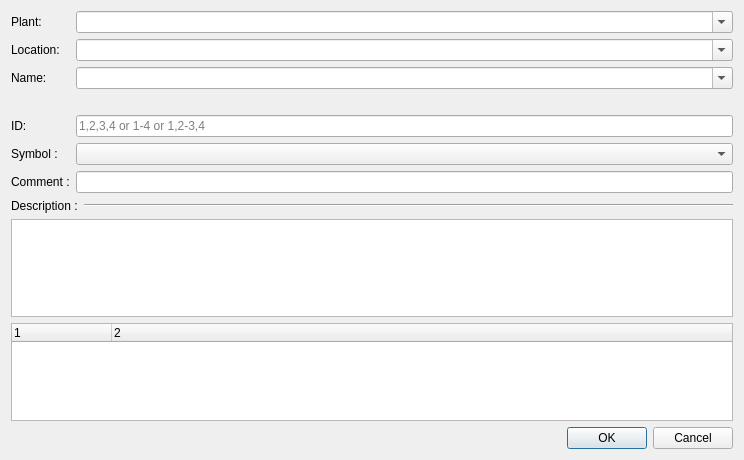
ChuckNr11/qelectrotech-source-mirror, file sources/TerminalNavigator/ui/addterminalstripdialog.ui: the form before one commit.
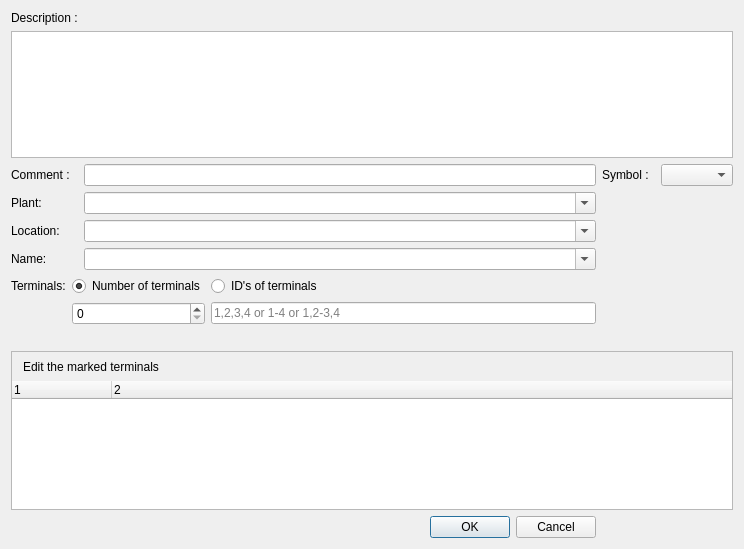
The form after the commit. Icons and pictures are not drawn.

Commit message: Terminal navigator: name the terminals of a strip by their number

```diff
--- a/sources/TerminalNavigator/ui/addterminalstripdialog.ui
+++ b/sources/TerminalNavigator/ui/addterminalstripdialog.ui
@@ -7,21 +7,73 @@
     <x>0</x>
     <y>0</y>
     <width>744</width>
-    <height>460</height>
+    <height>549</height>
    </rect>
   </property>
   <property name="windowTitle">
    <string>Add a terminal strip</string>
   </property>
-  <layout class="QGridLayout" name="gridLayout">
+  <layout class="QGridLayout" name="gridLayout_2">
    <item row="0" column="0">
+    <widget class="QLabel" name="label_4">
+     <property name="text">
+      <string>Description :</string>
+     </property>
+    </widget>
+   </item>
+   <item row="1" column="0" colspan="5">
+    <widget class="QPlainTextEdit" name="m_description_te"/>
+   </item>
+   <item row="2" column="0">
+    <widget class="QLabel" name="label_5">
+     <property name="text">
+      <string>Comment :</string>
+     </property>
+    </widget>
+   </item>
+   <item row="2" column="1">
+    <widget class="QLineEdit" name="m_comment_le"/>
+   </item>
+   <item row="2" column="2">
+    <widget class="QLabel" name="label_7">
+     <property name="text">
+      <string>Symbol :</string>
+     </property>
+    </widget>
+   </item>
+   <item row="2" column="3">
+    <widget class="QWidget" name="widget" native="true">
+     <layout class="QHBoxLayout" name="horizontalLayout">
+      <property name="leftMargin">
+       <number>0</number>
+      </property>
+      <property name="topMargin">
+       <number>0</number>
+      </property>
+      <property name="rightMargin">
+       <number>0</number>
+      </property>
+      <property name="bottomMargin">
+       <number>0</number>
+      </property>
+     </layout>
+    </widget>
+   </item>
+   <item row="2" column="4">
+    <widget class="QComboBox" name="m_symbol_cb">
+     <property name="toolTip">
+      <string>Symbol the terminals are drawn with, once they are placed on a folio. Select the terminals in the list below to give this symbol to them; with nothing selected, it becomes the symbol the terminals typed next get.</string>
+     </property>
+    </widget>
+   </item>
+   <item row="3" column="0">
     <widget class="QLabel" name="label">
      <property name="text">
       <string>Plant:</string>
      </property>
     </widget>
    </item>
-   <item row="0" column="1">
+   <item row="3" column="1">
     <widget class="QComboBox" name="m_installation_cb">
      <property name="editable">
       <bool>true</bool>
@@ -31,14 +83,14 @@
      </property>
     </widget>
    </item>
-   <item row="1" column="0">
+   <item row="4" column="0">
     <widget class="QLabel" name="label_2">
      <property name="text">
       <string>Location:</string>
      </property>
     </widget>
    </item>
-   <item row="1" column="1">
+   <item row="4" column="1">
     <widget class="QComboBox" name="m_location_cb">
      <property name="editable">
       <bool>true</bool>
@@ -48,14 +100,14 @@
      </property>
     </widget>
    </item>
-   <item row="2" column="0">
+   <item row="5" column="0">
     <widget class="QLabel" name="label_3">
      <property name="text">
       <string>Name:</string>
      </property>
     </widget>
    </item>
-   <item row="2" column="1">
+   <item row="5" column="1">
     <widget class="QComboBox" name="m_name_cb">
      <property name="editable">
       <bool>true</bool>
@@ -65,60 +117,66 @@
      </property>
     </widget>
    </item>
-   <item row="3" column="0" colspan="2">
-    <widget class="QLabel" name="m_notice_lb">
-     <property name="visible">
-      <bool>false</bool>
-     </property>
+   <item row="6" column="0" colspan="2">
+    <layout class="QGridLayout" name="gridLayout">
+     <item row="0" column="2">
+      <widget class="QRadioButton" name="m_id_rb">
+       <property name="text">
+        <string>ID's of terminals</string>
+       </property>
+      </widget>
+     </item>
+     <item row="0" column="1">
+      <widget class="QRadioButton" name="m_number_rb">
      <property name="text">
-      <string notr="true"/>
-     </property>
-     <property name="wordWrap">
+        <string>Number of terminals</string>
+       </property>
+       <property name="checked">
       <bool>true</bool>
      </property>
     </widget>
    </item>
-   <item row="4" column="0">
+     <item row="0" column="0">
     <widget class="QLabel" name="label_6">
      <property name="text">
-      <string>ID:</string>
+        <string>Terminals:</string>
      </property>
     </widget>
    </item>
-   <item row="4" column="1">
+     <item row="1" column="2">
     <widget class="QLineEdit" name="m_id_le">
      <property name="placeholderText">
       <string>1,2,3,4 or 1-4 or 1,2-3,4</string>
      </property>
     </widget>
    </item>
-   <item row="5" column="0">
-    <widget class="QLabel" name="label_7">
-     <property name="text">
-      <string>Symbol :</string>
-     </property>
-    </widget>
-   </item>
-   <item row="5" column="1">
-    <widget class="QComboBox" name="m_symbol_cb">
+     <item row="1" column="1">
+      <widget class="QSpinBox" name="m_number_sb">
      <property name="toolTip">
-      <string>Symbol the terminals are drawn with, once they are placed on a folio. Select the terminals in the list below to give this symbol to them; with nothing selected, it becomes the symbol the terminals typed next get.</string>
-     </property>
-    </widget>
-   </item>
-   <item row="6" column="0">
-    <widget class="QLabel" name="label_5">
-     <property name="text">
-      <string>Comment :</string>
-     </property>
-    </widget>
-   </item>
-   <item row="6" column="1">
-    <widget class="QLineEdit" name="m_comment_le"/>
+        <string>How many terminals to add to the terminal strip</string>
+       </property>
+       <property name="minimum">
+        <number>0</number>
+       </property>
+       <property name="maximum">
+        <number>99</number>
+       </property>
+       <property name="value">
+        <number>0</number>
+       </property>
+      </widget>
+     </item>
+    </layout>
    </item>
-   <item row="7" column="0" colspan="2">
-    <widget class="QWidget" name="widget" native="true">
-     <layout class="QHBoxLayout" name="horizontalLayout" stretch="0,1">
+   <item row="8" column="0" colspan="5">
+    <widget class="QFrame" name="m_preview_group">
+     <property name="frameShape">
+      <enum>QFrame::StyledPanel</enum>
+     </property>
+     <property name="frameShadow">
+      <enum>QFrame::Sunken</enum>
+     </property>
+     <layout class="QVBoxLayout" name="m_preview_layout">
       <property name="leftMargin">
        <number>0</number>
       </property>
@@ -131,50 +189,109 @@
       <property name="bottomMargin">
        <number>0</number>
       </property>
-      <item>
-       <widget class="QLabel" name="label_4">
-        <property name="text">
-         <string>Description :</string>
-        </property>
-       </widget>
-      </item>
+      <property name="spacing">
+       <number>0</number>
+      </property>
       <item>
-       <widget class="Line" name="line">
-        <property name="orientation">
-         <enum>Qt::Horizontal</enum>
+       <widget class="QToolBar" name="m_preview_toolbar">
+        <property name="iconSize">
+         <size>
+          <width>16</width>
+          <height>16</height>
+         </size>
         </property>
+        <property name="movable">
+         <bool>false</bool>
+        </property>
+        <property name="floatable">
+         <bool>false</bool>
+        </property>
+        <property name="toolButtonStyle">
+         <enum>Qt::ToolButtonIconOnly</enum>
+        </property>
+        <property name="windowTitle">
+         <string>previewToolbar</string>
+        </property>
+        <addaction name="m_edit_terminals"/>
        </widget>
       </item>
-     </layout>
-    </widget>
-   </item>
-   <item row="8" column="0" colspan="2">
-    <widget class="QPlainTextEdit" name="m_description_te"/>
-   </item>
-   <item row="9" column="0" colspan="2">
+      <item>
     <widget class="QTreeWidget" name="m_preview_tree">
+        <property name="frameShape">
+         <enum>QFrame::NoFrame</enum>
+        </property>
      <property name="toolTip">
       <string>Terminals about to be added to the terminal strip, with the symbol each one is drawn with. Greyed out rows at the top show what the terminal strip already holds; they are display only. Select one or several of the others and pick a symbol below to give it to them; a terminal without a symbol is not drawn in any folio yet.</string>
      </property>
      <property name="columnCount">
       <number>2</number>
      </property>
-     <property name="selectionMode">
-      <enum>QAbstractItemView::ExtendedSelection</enum>
-     </property>
-    </widget>
-   </item>
-   <item row="10" column="0" colspan="2">
+        <column>
+         <property name="text">
+          <string notr="true">1</string>
+         </property>
+        </column>
+        <column>
+         <property name="text">
+          <string notr="true">2</string>
+         </property>
+        </column>
+       </widget>
+      </item>
+     </layout>
+    </widget>
+   </item>
+   <item row="9" column="1">
     <widget class="QDialogButtonBox" name="buttonBox">
      <property name="orientation">
       <enum>Qt::Horizontal</enum>
      </property>
      <property name="standardButtons">
-      <set>QDialogButtonBox::Cancel|QDialogButtonBox::Ok</set>
+      <set>QDialogButtonBox::StandardButton::Cancel|QDialogButtonBox::StandardButton::Ok</set>
+     </property>
+    </widget>
+   </item>
+   <item row="7" column="0" colspan="2">
+    <widget class="QLabel" name="m_notice_lb">
+     <property name="visible">
+      <bool>true</bool>
+     </property>
+     <property name="text">
+      <string notr="true"/>
+     </property>
+     <property name="wordWrap">
+      <bool>true</bool>
      </property>
     </widget>
    </item>
   </layout>
+  <action name="m_edit_terminals">
+   <property name="icon">
+    <iconset theme="configure"/>
+   </property>
+   <property name="text">
+    <string>Edit the marked terminals...</string>
+   </property>
+   <property name="toolTip">
+    <string>Open the dialog for the terminals marked in the list above</string>
+   </property>
+  </action>
+  <zorder>label</zorder>
+  <zorder>m_installation_cb</zorder>
+  <zorder>label_2</zorder>
+  <zorder>m_location_cb</zorder>
+  <zorder>label_3</zorder>
+  <zorder>m_name_cb</zorder>
+  <zorder>label_7</zorder>
+  <zorder>m_symbol_cb</zorder>
+  <zorder>buttonBox</zorder>
+  <zorder>widget</zorder>
+  <zorder>m_description_te</zorder>
+  <zorder>label_5</zorder>
+  <zorder>m_comment_le</zorder>
+  <zorder>m_preview_group</zorder>
+  <zorder>m_notice_lb</zorder>
+  <zorder>label_4</zorder>
  </widget>
  <tabstops>
   <tabstop>m_installation_cb</tabstop>
```
Left out of the diff: 16 changed lines with no effect on the pictures. Lines whose indentation alone changed are shown as unchanged. The commit also changes 3 other files.
